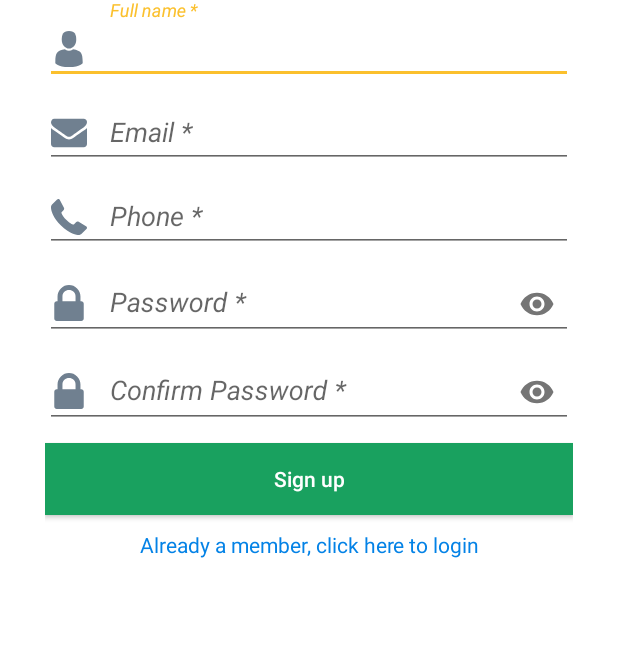
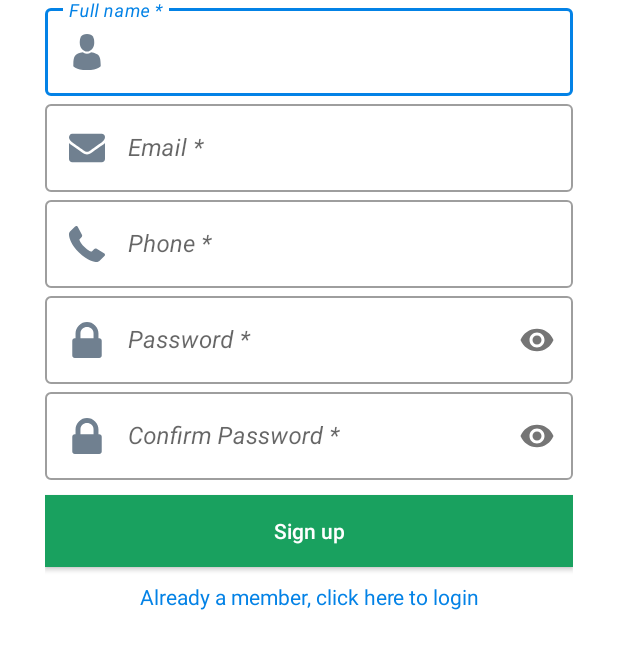
Before and after one commit to bibash44/TicketNow, an Android app: the screen it shows after launch (SignUpActivity), on a phone screen of 412 x 824 dp, the part 368-1037 px from its top. Run offline under Robolectric (Android 15) with nearby library versions, the phone set to English and light mode, and no system bars.

Commit message:
edit text fields edited

```diff
--- a/app/src/main/java/com/example/ticketnow/SignUpActivity.java
+++ b/app/src/main/java/com/example/ticketnow/SignUpActivity.java
@@ -89,7 +89,7 @@ public class SignUpActivity extends AppCompatActivity implements View.OnClickLis
                 txt_phone.requestFocus();
             }
 
-            else if (!phone.isEmpty() && !phone.matches("[+ 0-9].{7,10}")) {
+            else if (!phone.isEmpty() && !phone.matches("[+ 0-9].{6,10}")) {
                 txt_phone.setError("Phone number can include + and must be minimum character up to 7 and maximum up to 10 character only");
                 txt_phone.requestFocus();
             }
@@ -109,7 +109,7 @@ public class SignUpActivity extends AppCompatActivity implements View.OnClickLis
 
 
             else if (cpassword.isEmpty()) {
-                txt_cpassword.setError("Please re-enter your password");
+                    txt_cpassword.setError("Please re-enter your password");
                 txt_cpassword.requestFocus();
             }
 
--- a/app/src/main/res/layout/activity_login.xml
+++ b/app/src/main/res/layout/activity_login.xml
@@ -52,7 +52,8 @@
                 android:id="@+id/input_text_email"
                 android:layout_width="match_parent"
                 android:layout_height="wrap_content"
-                android:layout_below="@id/login_logo">
+                android:layout_below="@id/login_logo"
+                style="@style/Widget.MaterialComponents.TextInputLayout.OutlinedBox">>
 
                 <EditText
                     android:id="@+id/txt_email"
@@ -70,7 +71,8 @@
                 android:layout_width="match_parent"
                 android:layout_height="wrap_content"
                 android:layout_below="@id/input_text_email"
-                app:passwordToggleEnabled="true">
+                app:passwordToggleEnabled="true"
+                style="@style/Widget.MaterialComponents.TextInputLayout.OutlinedBox">
 
                 <EditText
                     android:id="@+id/txt_password"
--- a/app/src/main/res/layout/activity_sign_up.xml
+++ b/app/src/main/res/layout/activity_sign_up.xml
@@ -52,7 +52,8 @@
                 android:id="@+id/input_text_field_fullname"
                 android:layout_width="match_parent"
                 android:layout_height="wrap_content"
-                android:layout_below="@id/sign_up_logo">
+                android:layout_below="@id/sign_up_logo"
+                style="@style/Widget.MaterialComponents.TextInputLayout.OutlinedBox">
 
                 <EditText
                     android:id="@+id/txt_fullname"
@@ -70,7 +71,8 @@
                 android:id="@+id/input_text_email"
                 android:layout_width="match_parent"
                 android:layout_height="wrap_content"
-                android:layout_below="@id/input_text_field_fullname">
+                android:layout_below="@id/input_text_field_fullname"
+                style="@style/Widget.MaterialComponents.TextInputLayout.OutlinedBox">
 
                 <EditText
                     android:id="@+id/txt_email"
@@ -88,7 +90,8 @@
                 android:id="@+id/input_text_phone"
                 android:layout_width="match_parent"
                 android:layout_height="wrap_content"
-                android:layout_below="@id/input_text_email">
+                android:layout_below="@id/input_text_email"
+                style="@style/Widget.MaterialComponents.TextInputLayout.OutlinedBox">
 
                 <EditText
                     android:id="@+id/txt_phone"
@@ -106,7 +109,8 @@
                 android:layout_width="match_parent"
                 android:layout_height="wrap_content"
                 android:layout_below="@id/input_text_phone"
-                app:passwordToggleEnabled="true">
+                app:passwordToggleEnabled="true"
+                style="@style/Widget.MaterialComponents.TextInputLayout.OutlinedBox">
 
 
                 <EditText
@@ -127,7 +131,8 @@
                 android:layout_width="match_parent"
                 android:layout_height="wrap_content"
                 android:layout_below="@id/input_text_password"
-                app:passwordToggleEnabled="true">
+                app:passwordToggleEnabled="true"
+                style="@style/Widget.MaterialComponents.TextInputLayout.OutlinedBox">
 
                 <EditText
                     android:id="@+id/txt_cpassword"
@@ -136,7 +141,7 @@
                     android:layout_height="wrap_content"
                     android:drawableStart="@drawable/lock"
                     android:hint="Confirm Password *"
-                    android:inputType="textPassword"/>
+                    android:inputType="textPassword" />
 
             </android.support.design.widget.TextInputLayout>
 
```
